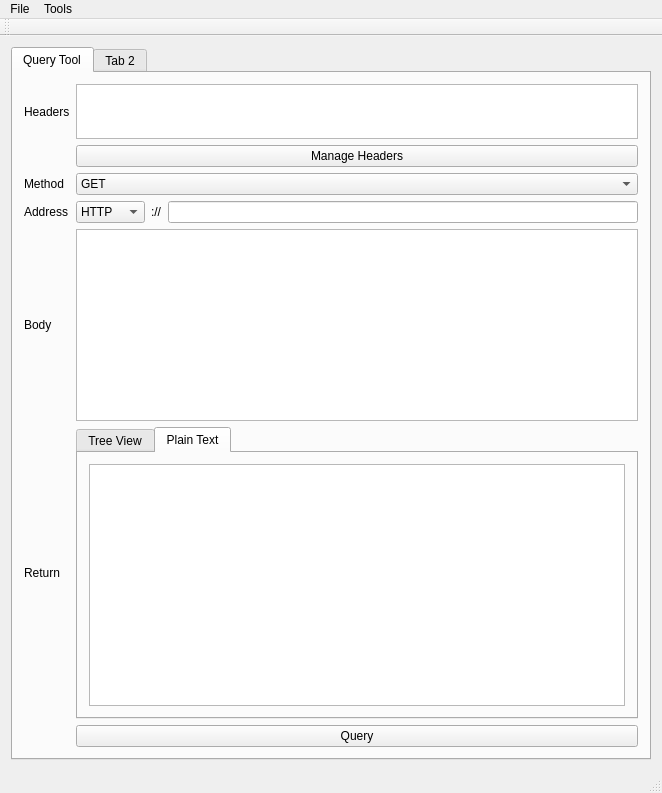
First picture: the form in mainwindow.ui, repository drewdemarest/greenmileAPI, before the edit.
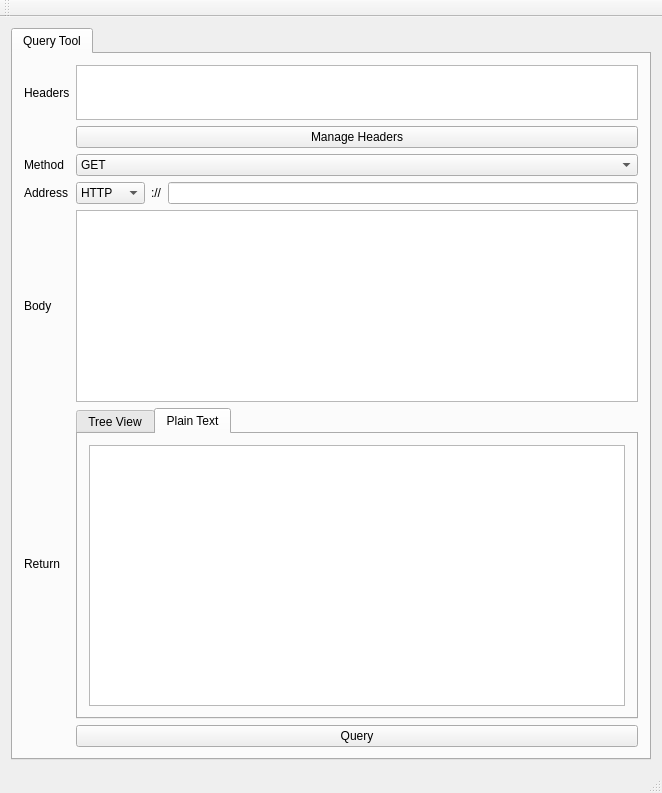
Second picture: the form after the edit.

What changed in the file:
```diff
--- a/mainwindow.ui
+++ b/mainwindow.ui
@@ -236,11 +236,6 @@
         </item>
        </layout>
       </widget>
-      <widget class="QWidget" name="tab_2">
-       <attribute name="title">
-        <string>Tab 2</string>
-       </attribute>
-      </widget>
      </widget>
     </item>
    </layout>
@@ -251,26 +246,9 @@
      <x>0</x>
      <y>0</y>
      <width>662</width>
-     <height>20</height>
+     <height>23</height>
     </rect>
    </property>
-   <widget class="QMenu" name="menuFile">
-    <property name="title">
-     <string>File</string>
-    </property>
-    <addaction name="actionSave_Query"/>
-    <addaction name="actionLoad_Query"/>
-    <addaction name="actionQuit"/>
-   </widget>
-   <widget class="QMenu" name="menuTools">
-    <property name="title">
-     <string>Tools</string>
-    </property>
-    <addaction name="actionSettings"/>
-    <addaction name="actionUpload_Route"/>
-   </widget>
-   <addaction name="menuFile"/>
-   <addaction name="menuTools"/>
   </widget>
   <widget class="QToolBar" name="mainToolBar">
    <attribute name="toolBarArea">
```
Left out of the diff: 10 changed lines with no effect on the pictures.
